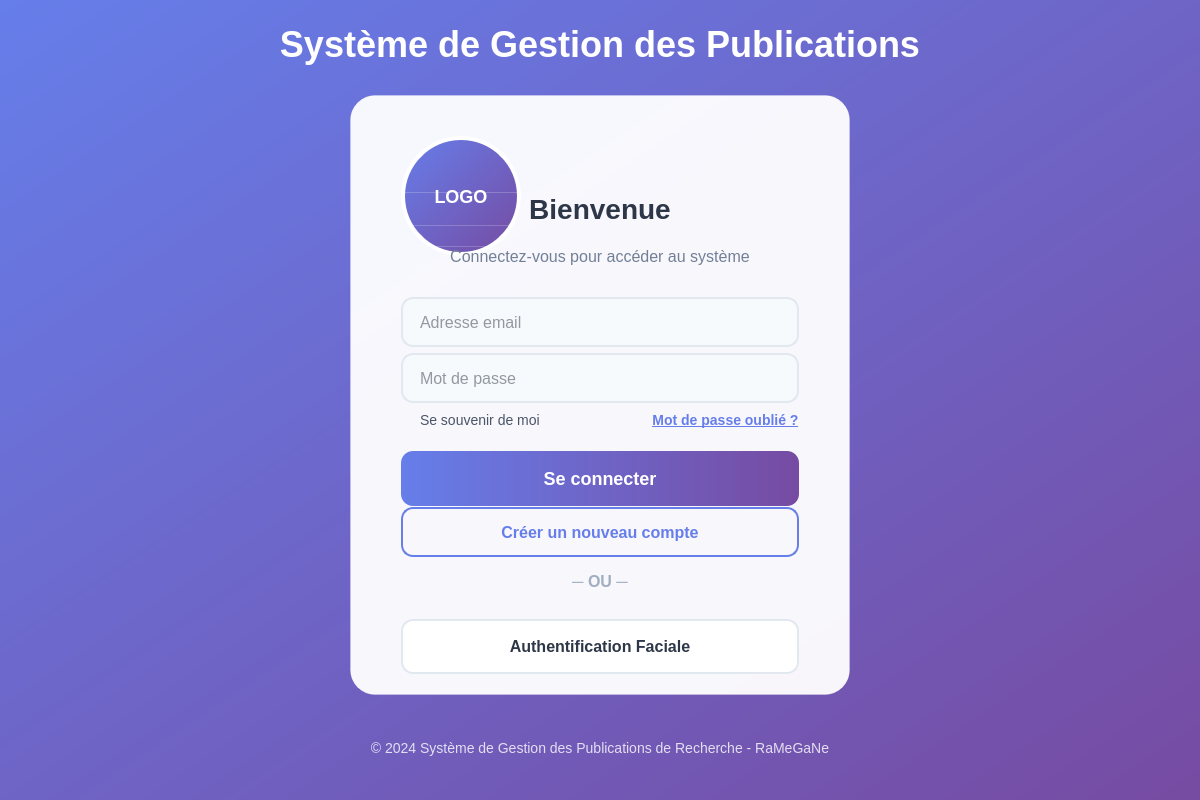
Mohamedrayenouerghui/Smart_Reaseach_Publication_Management, file login.ui: the form before one commit.
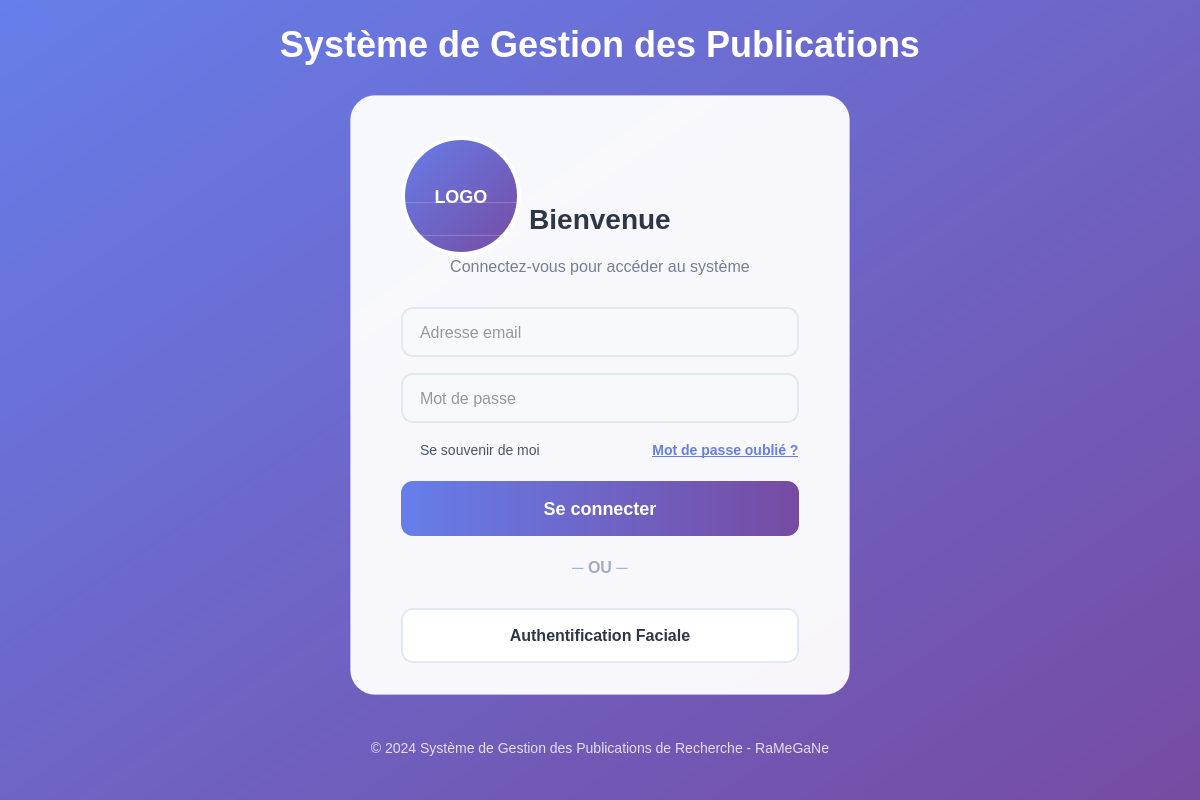
The form after the commit. Icons and pictures are not drawn.

Patch:
```diff
--- a/login.ui
+++ b/login.ui
@@ -361,34 +361,6 @@
           </property>
          </widget>
         </item>
-        <item>
-         <widget class="QPushButton" name="signupBtn">
-          <property name="minimumSize">
-           <size>
-            <width>0</width>
-            <height>50</height>
-           </size>
-          </property>
-          <property name="styleSheet">
-           <string notr="true">QPushButton {
-    background-color: transparent;
-    color: #667eea;
-    border: 2px solid #667eea;
-    border-radius: 12px;
-    font-size: 16px;
-    font-weight: 600;
-}
-QPushButton:hover {
-    background-color: rgba(102, 126, 234, 0.1);
-    border: 2px solid #764ba2;
-    color: #764ba2;
-}</string>
-          </property>
-          <property name="text">
-           <string>Créer un nouveau compte</string>
-          </property>
-         </widget>
-        </item>
         <item>
          <widget class="QLabel" name="orLabel">
           <property name="styleSheet">
```
